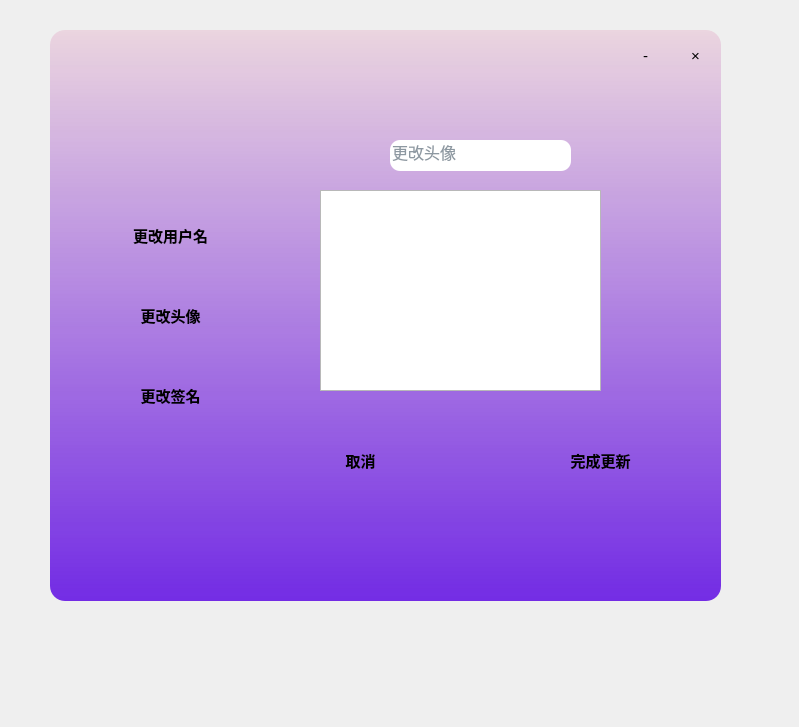
The window that Client/userprofile.ui (BIT-Linpop-DevTeam/LinpopClientDemo) describes before a commit, drawn with Qt 5.
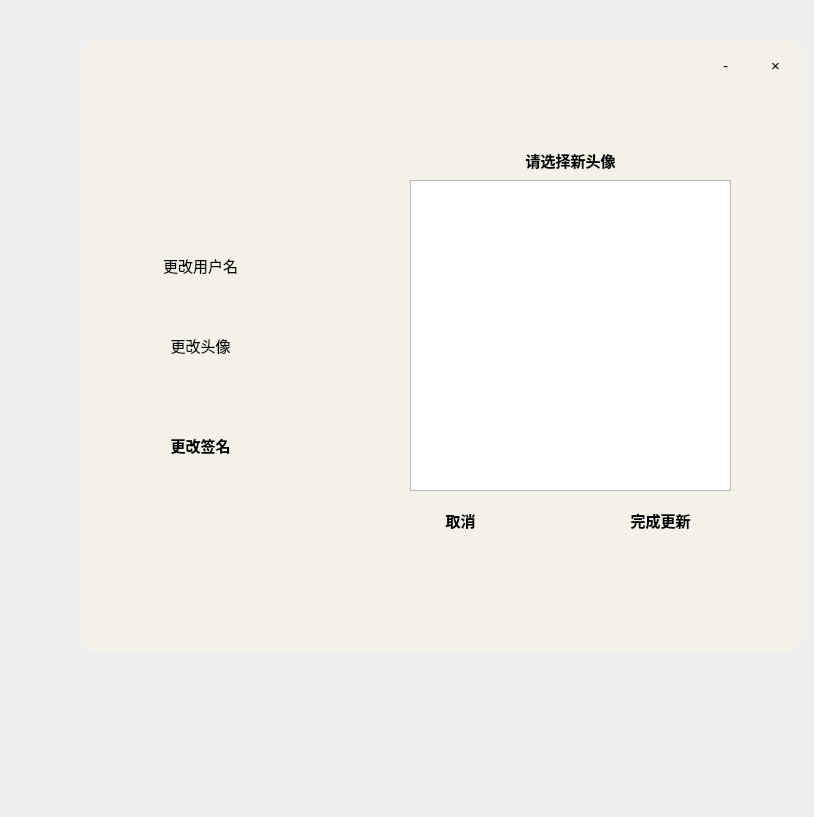
The same window after the commit.

Patch:
```diff
--- a/Client/userprofile.ui
+++ b/Client/userprofile.ui
@@ -6,8 +6,8 @@
    <rect>
     <x>0</x>
     <y>0</y>
-    <width>799</width>
-    <height>727</height>
+    <width>814</width>
+    <height>817</height>
    </rect>
   </property>
   <property name="windowTitle">
@@ -15,13 +15,17 @@
   </property>
   <property name="styleSheet">
    <string notr="true">*{
-	
+
 font-size:15px;
 font-style:MingLiU-ExtB;
 }
 
+
+
 QFrame#frame{
-background-color:qlineargradient(spread:pad, x1:0, y1:0, x2:0, y2:1, stop:0 rgba(229,178,202,110),stop:1 rgba(112,40,228,250));
+        background-color: rgba(55, 140, 205, 177);
+        background-color: rgba(246, 243, 229, 188);
+
 border-radius:15px;
 }
 QLineEdit{
@@ -71,15 +75,33 @@
 color:rgb(0,0,0);
 background-color: rgba(203, 203, 203, 0);
 }
+QToolButton#toolButton{
+color:rgb(0,0,0);
+border-style:none;
+border-top-right-radius:15px;
+}
+QToolButton#toolButton::hover{
+color:rgb(255,255,255);
+background-color: rgba(255, 56, 56, 150);
+}
+QToolButton#toolButton_2{
+border-style:none;
+color:rgb(0,0,0);
+}
+QToolButton#toolButton_2::hover{
+border-style:none;
+color:rgb(0,0,0);
+background-color: rgba(203, 203, 203, 150);
+}
 </string>
   </property>
   <widget class="QFrame" name="frame">
    <property name="geometry">
     <rect>
-     <x>50</x>
-     <y>30</y>
-     <width>671</width>
-     <height>571</height>
+     <x>80</x>
+     <y>40</y>
+     <width>721</width>
+     <height>611</height>
     </rect>
    </property>
    <property name="frameShape">
@@ -91,7 +113,7 @@
    <widget class="QToolButton" name="toolButton_2">
     <property name="geometry">
      <rect>
-      <x>570</x>
+      <x>620</x>
       <y>0</y>
       <width>51</width>
       <height>51</height>
@@ -104,7 +126,7 @@
    <widget class="QToolButton" name="toolButton">
     <property name="geometry">
      <rect>
-      <x>620</x>
+      <x>670</x>
       <y>0</y>
       <width>51</width>
       <height>51</height>
@@ -117,16 +139,16 @@
    <widget class="QPushButton" name="pushButtonChangeName">
     <property name="geometry">
      <rect>
-      <x>50</x>
-      <y>180</y>
-      <width>141</width>
+      <x>10</x>
+      <y>200</y>
+      <width>221</width>
       <height>51</height>
      </rect>
     </property>
     <property name="styleSheet">
-     <string notr="true">font: 13pt &quot;幼圆&quot;;
+     <string notr="true">font: 13pt &quot;微软雅黑&quot;;
 color:rgb(0,0,0);
-font-weight:bold</string>
+</string>
     </property>
     <property name="text">
      <string>更改用户名</string>
@@ -135,16 +157,14 @@
    <widget class="QPushButton" name="pushButtonChangeAvatar">
     <property name="geometry">
      <rect>
-      <x>50</x>
-      <y>260</y>
-      <width>141</width>
+      <x>10</x>
+      <y>280</y>
+      <width>221</width>
       <height>51</height>
      </rect>
     </property>
     <property name="styleSheet">
-     <string notr="true">font: 13pt &quot;幼圆&quot;;
-color:rgb(0,0,0);
-font-weight:bold</string>
+     <string notr="true"/>
     </property>
     <property name="text">
      <string>更改头像</string>
@@ -153,9 +173,9 @@
    <widget class="QStackedWidget" name="stack">
     <property name="geometry">
      <rect>
-      <x>200</x>
+      <x>260</x>
       <y>50</y>
-      <width>451</width>
+      <width>421</width>
       <height>461</height>
      </rect>
     </property>
@@ -182,62 +202,13 @@
        <string>请输入新用户名</string>
       </property>
      </widget>
-     <widget class="QPushButton" name="confirmUsername">
-      <property name="geometry">
-       <rect>
-        <x>290</x>
-        <y>210</y>
-        <width>121</width>
-        <height>61</height>
-       </rect>
-      </property>
-      <property name="styleSheet">
-       <string notr="true">font: 16pt &quot;幼圆&quot;;
-color:rgb(0,0,0);
-font-weight:bold</string>
-      </property>
-      <property name="text">
-       <string>完成更新</string>
-      </property>
-     </widget>
-     <widget class="QPushButton" name="cancelButton_2">
-      <property name="geometry">
-       <rect>
-        <x>50</x>
-        <y>210</y>
-        <width>121</width>
-        <height>61</height>
-       </rect>
-      </property>
-      <property name="styleSheet">
-       <string notr="true">font: 16pt &quot;幼圆&quot;;
-color:rgb(0,0,0);
-font-weight:bold</string>
-      </property>
-      <property name="text">
-       <string>取消</string>
-      </property>
-     </widget>
     </widget>
     <widget class="QWidget" name="page_2">
-     <widget class="QLineEdit" name="lineEdit_3">
+     <widget class="QPushButton" name="cancelButton_2">
       <property name="geometry">
        <rect>
-        <x>140</x>
-        <y>60</y>
-        <width>181</width>
-        <height>31</height>
-       </rect>
-      </property>
-      <property name="text">
-       <string>更改头像</string>
-      </property>
-     </widget>
-     <widget class="QPushButton" name="cancelButton_3">
-      <property name="geometry">
-       <rect>
-        <x>50</x>
-        <y>350</y>
+        <x>60</x>
+        <y>400</y>
         <width>121</width>
         <height>61</height>
        </rect>
@@ -254,8 +225,8 @@
      <widget class="QPushButton" name="confirmAverter">
       <property name="geometry">
        <rect>
-        <x>290</x>
-        <y>350</y>
+        <x>260</x>
+        <y>400</y>
         <width>121</width>
         <height>61</height>
        </rect>
@@ -273,19 +244,37 @@
       <property name="geometry">
        <rect>
         <x>70</x>
-        <y>110</y>
+        <y>90</y>
+        <width>321</width>
+        <height>311</height>
+       </rect>
+      </property>
+     </widget>
+     <widget class="QPushButton" name="pushButton_7">
+      <property name="geometry">
+       <rect>
+        <x>90</x>
+        <y>40</y>
         <width>281</width>
-        <height>201</height>
+        <height>61</height>
        </rect>
       </property>
+      <property name="styleSheet">
+       <string notr="true">font: 16pt &quot;幼圆&quot;;
+color:rgb(0,0,0);
+font-weight:bold</string>
+      </property>
+      <property name="text">
+       <string>请选择新头像</string>
+      </property>
      </widget>
     </widget>
     <widget class="QWidget" name="page_3">
-     <widget class="QPushButton" name="cancelButton_1">
+     <widget class="QPushButton" name="cancelButton_3">
       <property name="geometry">
        <rect>
-        <x>60</x>
-        <y>360</y>
+        <x>120</x>
+        <y>280</y>
         <width>121</width>
         <height>61</height>
        </rect>
@@ -345,9 +334,9 @@
    <widget class="QPushButton" name="pushButtonChangeSignature">
     <property name="geometry">
      <rect>
-      <x>50</x>
-      <y>340</y>
-      <width>141</width>
+      <x>10</x>
+      <y>380</y>
+      <width>221</width>
       <height>51</height>
      </rect>
     </property>
```
Left out of the diff: 88 changed lines with no effect on the pictures.
